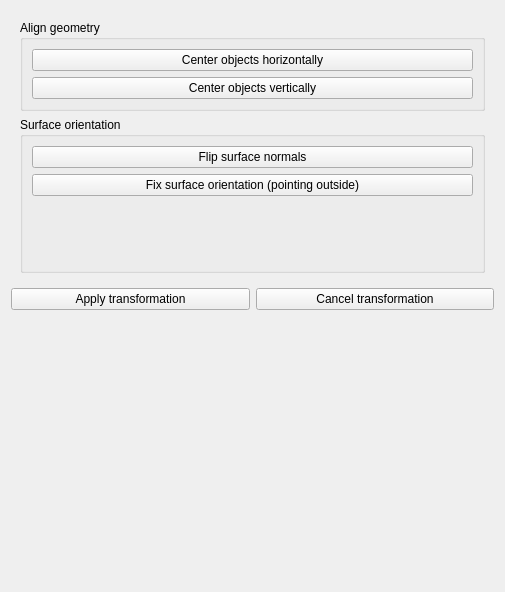
Qt form SIM-VICUS/src/SVPropEditGeometry.ui (ghorwin/SIM-VICUS) before a commit.
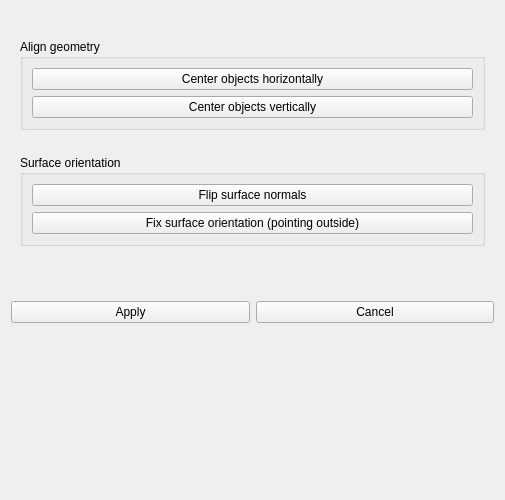
The same form after that commit. The open tabs and pages were chosen to show the change. Custom widgets are drawn as their Qt base class.

Commit message: sizing of stacked widget used for geometry modification, some spaces to tabs

Diff of the .ui file:
```diff
--- a/SIM-VICUS/src/SVPropEditGeometry.ui
+++ b/SIM-VICUS/src/SVPropEditGeometry.ui
@@ -7,12 +7,24 @@
     <x>0</x>
     <y>0</y>
     <width>505</width>
-    <height>592</height>
+    <height>500</height>
    </rect>
   </property>
+  <property name="sizePolicy">
+   <sizepolicy hsizetype="Preferred" vsizetype="Preferred">
+    <horstretch>0</horstretch>
+    <verstretch>0</verstretch>
+   </sizepolicy>
+  </property>
   <layout class="QVBoxLayout" name="verticalLayoutMaster">
    <item>
     <widget class="QStackedWidget" name="stackedWidget">
+     <property name="sizePolicy">
+      <sizepolicy hsizetype="Preferred" vsizetype="Maximum">
+       <horstretch>0</horstretch>
+       <verstretch>0</verstretch>
+      </sizepolicy>
+     </property>
      <property name="currentIndex">
       <number>1</number>
      </property>
@@ -530,9 +542,21 @@
       </layout>
      </widget>
      <widget class="QWidget" name="pageAlignment">
+      <property name="sizePolicy">
+       <sizepolicy hsizetype="Preferred" vsizetype="Preferred">
+        <horstretch>0</horstretch>
+        <verstretch>0</verstretch>
+       </sizepolicy>
+      </property>
       <layout class="QVBoxLayout" name="verticalLayoutAlign">
        <item>
         <widget class="QGroupBox" name="groupBox_7">
+         <property name="sizePolicy">
+          <sizepolicy hsizetype="Preferred" vsizetype="Maximum">
+           <horstretch>0</horstretch>
+           <verstretch>0</verstretch>
+          </sizepolicy>
+         </property>
          <property name="title">
           <string>Align geometry</string>
          </property>
@@ -556,6 +580,12 @@
        </item>
        <item>
         <widget class="QGroupBox" name="groupBox_8">
+         <property name="sizePolicy">
+          <sizepolicy hsizetype="Preferred" vsizetype="Maximum">
+           <horstretch>0</horstretch>
+           <verstretch>0</verstretch>
+          </sizepolicy>
+         </property>
          <property name="title">
           <string>Surface orientation</string>
          </property>
@@ -574,22 +604,6 @@
             </property>
            </widget>
           </item>
-          <item>
-           <spacer name="verticalSpacer_2">
-            <property name="orientation">
-             <enum>Qt::Vertical</enum>
-            </property>
-            <property name="sizeType">
-             <enum>QSizePolicy::MinimumExpanding</enum>
-            </property>
-            <property name="sizeHint" stdset="0">
-             <size>
-              <width>421</width>
-              <height>0</height>
-             </size>
-            </property>
-           </spacer>
-          </item>
          </layout>
         </widget>
        </item>
@@ -759,19 +773,35 @@
      </widget>
     </widget>
    </item>
+   <item>
+    <spacer name="verticalSpacer">
+     <property name="orientation">
+      <enum>Qt::Vertical</enum>
+     </property>
+     <property name="sizeType">
+      <enum>QSizePolicy::Maximum</enum>
+     </property>
+     <property name="sizeHint" stdset="0">
+      <size>
+       <width>20</width>
+       <height>20</height>
+      </size>
+     </property>
+    </spacer>
+   </item>
    <item>
     <layout class="QHBoxLayout" name="horizontalLayout_3">
      <item>
       <widget class="QPushButton" name="pushButtonApply">
        <property name="text">
-        <string>Apply transformation</string>
+        <string>Apply</string>
        </property>
       </widget>
      </item>
      <item>
       <widget class="QPushButton" name="pushButtonCancel">
        <property name="text">
-        <string>Cancel transformation</string>
+        <string>Cancel</string>
        </property>
       </widget>
      </item>
@@ -785,7 +815,7 @@
      <property name="sizeHint" stdset="0">
       <size>
        <width>20</width>
-       <height>94</height>
+       <height>40</height>
       </size>
      </property>
     </spacer>
```
Left out of the diff: 103 changed lines with no effect on the pictures. The commit also changes 3 other files.
